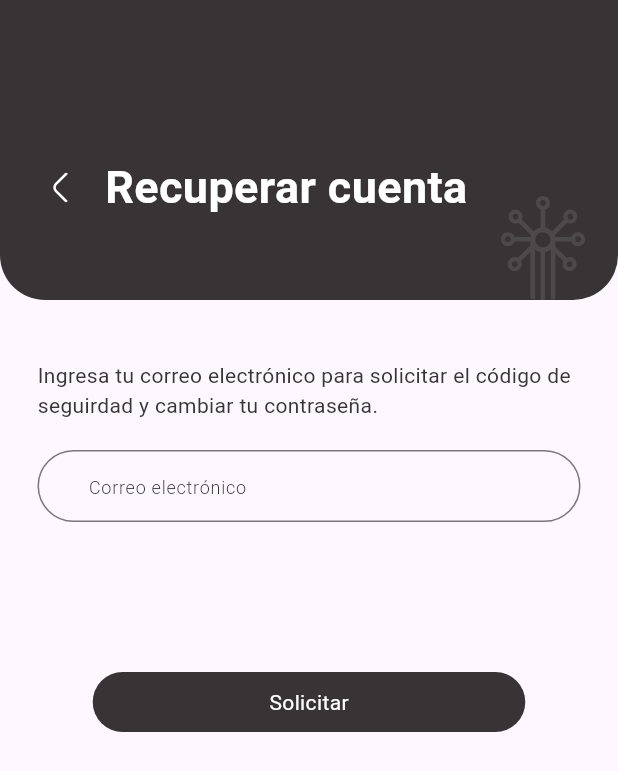
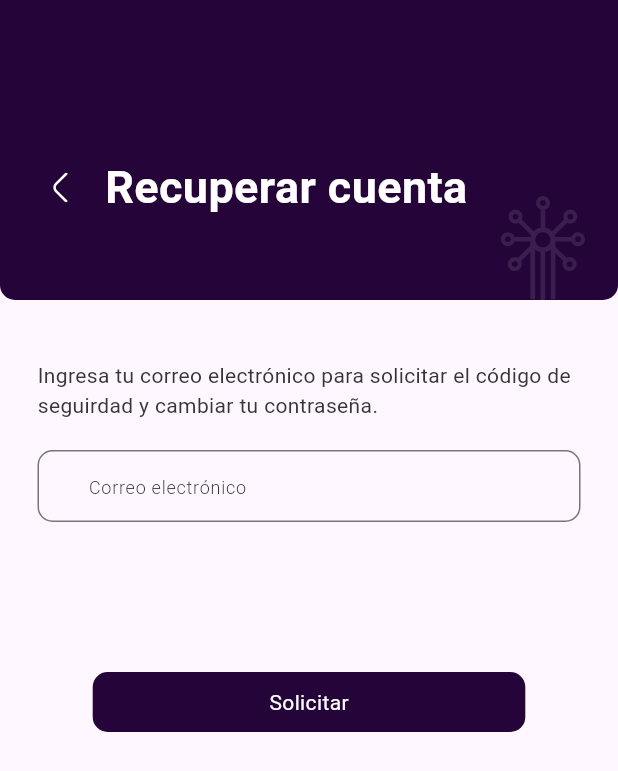
Before and after one commit to IvanParada/WorkifyCL-App, a Flutter app: the screen it shows after launch, after a tap on an icon or button, on a phone screen of 412 x 824 dp. Shown: the top 771 px of the screen. Run offline on Flutter 3.47's test engine with Material 3 defaults, Android fonts, the phone set to English and light mode, and no system bars; drawn by our look-alikes of flutter_form_builder; our stand-ins replace bloc, dio, equatable, flutter_bloc, flutter_dotenv, flutter_secure_storage and 3 more; missing offline and left inert: jwt_decode.

Commit message:
update design
color and borderRadius

```diff
--- a/lib/core/themes/color_theme.dart
+++ b/lib/core/themes/color_theme.dart
@@ -1,7 +1,7 @@
 import 'package:flutter/material.dart';
 
 class AppColors {
-  static const Color primary = Color(0xFF383436);
+  static const Color primary = Color(0xFF240439);
   static const Color secondary = Color(0xFF383436);
   static const Color textPrimary = Color(0xFF353437);
   static const Color textSecondary = Color(0xFFFFFFFF);
--- a/lib/features/authentication/presentation/views/recovery_screen.dart
+++ b/lib/features/authentication/presentation/views/recovery_screen.dart
@@ -26,8 +26,8 @@ class RecoveryScreen extends StatelessWidget {
               decoration: const BoxDecoration(
                   color: AppColors.primary,
                   borderRadius: BorderRadius.only(
-                    bottomLeft: Radius.circular(30),
-                    bottomRight: Radius.circular(30),
+                    bottomLeft: Radius.circular(10),
+                    bottomRight: Radius.circular(10),
                   )),
               width: double.infinity,
               height: 200.0,
@@ -113,7 +113,7 @@ class RecoveryScreen extends StatelessWidget {
                                 height: 40,
                                 decoration: BoxDecoration(
                                     color: AppColors.primary,
-                                    borderRadius: BorderRadius.circular(20)),
+                                    borderRadius: BorderRadius.circular(10)),
                                 child: Center(
                                   child: Text(
                                     'Solicitar',
--- a/lib/features/authentication/presentation/views/recovery_step2_screen.dart
+++ b/lib/features/authentication/presentation/views/recovery_step2_screen.dart
@@ -25,8 +25,8 @@ class RecoveryStep2Screen extends StatelessWidget {
               decoration: const BoxDecoration(
                   color: AppColors.primary,
                   borderRadius: BorderRadius.only(
-                    bottomLeft: Radius.circular(30),
-                    bottomRight: Radius.circular(30),
+                    bottomLeft: Radius.circular(10),
+                    bottomRight: Radius.circular(10),
                   )),
               width: double.infinity,
               height: 200.0,
@@ -123,7 +123,7 @@ class RecoveryStep2Screen extends StatelessWidget {
                                 height: 40,
                                 decoration: BoxDecoration(
                                     color: AppColors.primary,
-                                    borderRadius: BorderRadius.circular(20)),
+                                    borderRadius: BorderRadius.circular(10)),
                                 child: Center(
                                   child: Text(
                                     'Verificar',
--- a/lib/features/authentication/presentation/views/recovery_step3_screen.dart
+++ b/lib/features/authentication/presentation/views/recovery_step3_screen.dart
@@ -147,7 +147,7 @@ class RecoveryStep3Screen extends StatelessWidget {
                                 height: 40,
                                 decoration: BoxDecoration(
                                     color: AppColors.primary,
-                                    borderRadius: BorderRadius.circular(20)),
+                                    borderRadius: BorderRadius.circular(10)),
                                 child: Center(
                                   child: Text(
                                     'Cambiar',
--- a/lib/features/authentication/presentation/views/signin_screen.dart
+++ b/lib/features/authentication/presentation/views/signin_screen.dart
@@ -27,8 +27,8 @@ class SignInScreen extends StatelessWidget {
               decoration: const BoxDecoration(
                   color: AppColors.primary,
                   borderRadius: BorderRadius.only(
-                    bottomLeft: Radius.circular(30),
-                    bottomRight: Radius.circular(30),
+                    bottomLeft: Radius.circular(10),
+                    bottomRight: Radius.circular(10),
                   )),
               width: double.infinity,
               height: 200.0,
@@ -159,7 +159,7 @@ class SignInScreen extends StatelessWidget {
                                   height: 40,
                                   decoration: BoxDecoration(
                                     color: AppColors.primary,
-                                    borderRadius: BorderRadius.circular(20),
+                                    borderRadius: BorderRadius.circular(10),
                                   ),
                                   child: Center(
                                     child: Text(
--- a/lib/features/authentication/presentation/views/signup_screen.dart
+++ b/lib/features/authentication/presentation/views/signup_screen.dart
@@ -26,8 +26,8 @@ class SignUpScreen extends StatelessWidget {
               decoration: const BoxDecoration(
                   color: AppColors.primary,
                   borderRadius: BorderRadius.only(
-                    bottomLeft: Radius.circular(30),
-                    bottomRight: Radius.circular(30),
+                    bottomLeft: Radius.circular(10),
+                    bottomRight: Radius.circular(10),
                   )),
               width: double.infinity,
               height: 200.0,
@@ -179,7 +179,7 @@ class SignUpScreen extends StatelessWidget {
                                 height: 40,
                                 decoration: BoxDecoration(
                                     color: AppColors.primary,
-                                    borderRadius: BorderRadius.circular(20)),
+                                    borderRadius: BorderRadius.circular(10)),
                                 child: Center(
                                   child: Text(
                                     'Registrarse',
--- a/lib/features/authentication/presentation/views/signup_step2_screen.dart
+++ b/lib/features/authentication/presentation/views/signup_step2_screen.dart
@@ -25,8 +25,8 @@ class SignUpVerifyScreen extends StatelessWidget {
               decoration: const BoxDecoration(
                   color: AppColors.primary,
                   borderRadius: BorderRadius.only(
-                    bottomLeft: Radius.circular(30),
-                    bottomRight: Radius.circular(30),
+                    bottomLeft: Radius.circular(10),
+                    bottomRight: Radius.circular(10),
                   )),
               width: double.infinity,
               height: 200.0,
@@ -123,7 +123,7 @@ class SignUpVerifyScreen extends StatelessWidget {
                                 height: 40,
                                 decoration: BoxDecoration(
                                     color: AppColors.primary,
-                                    borderRadius: BorderRadius.circular(20)),
+                                    borderRadius: BorderRadius.circular(10)),
                                 child: Center(
                                   child: Text(
                                     'Verificar',
--- a/lib/features/authentication/presentation/widgets/auto_focus_widget.dart
+++ b/lib/features/authentication/presentation/widgets/auto_focus_widget.dart
@@ -27,7 +27,7 @@ class AutoFocusTextField extends StatelessWidget {
         decoration: const InputDecoration(
           counterText: '',
           border: OutlineInputBorder(
-            borderRadius: BorderRadius.all(Radius.circular(20))
+            borderRadius: BorderRadius.all(Radius.circular(10))
           ),
         ),
         onChanged: (text) {
--- a/lib/features/authentication/presentation/widgets/text_field_widget.dart
+++ b/lib/features/authentication/presentation/widgets/text_field_widget.dart
@@ -48,13 +48,13 @@ class TextFieldWidget extends StatelessWidget {
             appTextTheme.bodySmall!.copyWith(fontWeight: FontWeight.w300),
         contentPadding: const EdgeInsets.only(bottom: 2, left: 30, right: 30),
         border: OutlineInputBorder(
-            borderRadius: BorderRadius.circular(30),
+            borderRadius: BorderRadius.circular(10),
             borderSide: const BorderSide(color: AppColors.textPrimary)),
         focusedBorder: OutlineInputBorder(
-            borderRadius: BorderRadius.circular(30),
+            borderRadius: BorderRadius.circular(10),
             borderSide: const BorderSide(color: AppColors.textPrimary)),
         errorBorder: OutlineInputBorder(
-          borderRadius: BorderRadius.circular(30),
+          borderRadius: BorderRadius.circular(10),
           borderSide: const BorderSide(color: AppColors.error),
         ),
       ),
--- a/lib/features/home/presentation/widgets/custom_search_bar_widget.dart
+++ b/lib/features/home/presentation/widgets/custom_search_bar_widget.dart
@@ -19,7 +19,7 @@ class CustomSearchBarWidget extends StatelessWidget {
           Container(
             decoration: BoxDecoration(
                 border: Border.all(color: AppColors.primary),
-                borderRadius: BorderRadius.circular(20)),
+                borderRadius: BorderRadius.circular(10)),
             height: size.height * .05,
             width: size.width * .7,
             child: SearchBar(
@@ -47,7 +47,7 @@ class CustomSearchBarWidget extends StatelessWidget {
             width: 50,
             decoration: BoxDecoration(
               color: AppColors.primary,
-              borderRadius: BorderRadius.circular(100),
+              borderRadius: BorderRadius.circular(10),
             ),
             child: Padding(
               padding: const EdgeInsets.all(15),
--- a/lib/features/posts/presentation/views/add_post_screen.dart
+++ b/lib/features/posts/presentation/views/add_post_screen.dart
@@ -27,8 +27,8 @@ class AddPostScreen extends StatelessWidget {
             decoration: const BoxDecoration(
                 color: AppColors.primary,
                 borderRadius: BorderRadius.only(
-                  bottomLeft: Radius.circular(30),
-                  bottomRight: Radius.circular(30),
+                  bottomLeft: Radius.circular(10),
+                  bottomRight: Radius.circular(10),
                 )),
             width: double.infinity,
             height: 140,
@@ -149,7 +149,7 @@ class AddPostScreen extends StatelessWidget {
                                 height: 40,
                                 decoration: BoxDecoration(
                                     color: AppColors.primary,
-                                    borderRadius: BorderRadius.circular(20)),
+                                    borderRadius: BorderRadius.circular(10)),
                                 child: Center(
                                   child: Text(
                                     'Publicar',
--- a/lib/features/posts/presentation/widgets/chip_selector_widget.dart
+++ b/lib/features/posts/presentation/widgets/chip_selector_widget.dart
@@ -8,7 +8,7 @@ class ChipSelectorWidget extends StatelessWidget {
     required this.name,
     required this.options,
     this.initialValue,
-    this.borderRadius = 20.0,
+    this.borderRadius = 10.0,
     this.onChanged,
   });
 
--- a/lib/features/posts/presentation/widgets/dropdown_widget.dart
+++ b/lib/features/posts/presentation/widgets/dropdown_widget.dart
@@ -8,7 +8,7 @@ class DropdownWidget extends StatelessWidget {
     required this.items,
     this.hintText,
     this.initialValue,
-    this.borderRadius = 20.0,
+    this.borderRadius = 10.0,
     this.itemHeight = 50.0,
     this.onChanged,
   });
--- a/lib/features/profile/presentation/widgets/profile_option_widget.dart
+++ b/lib/features/profile/presentation/widgets/profile_option_widget.dart
@@ -24,7 +24,7 @@ class ProfileOptionWidget extends StatelessWidget {
         child: Container(
           height: 50,
           decoration: BoxDecoration(
-            borderRadius: BorderRadius.circular(20),
+            borderRadius: BorderRadius.circular(10),
             color: AppColors.textSecondary,
             boxShadow: [
               BoxShadow(
```
Also changed, not shown: lib/features/home/presentation/widgets/card_job_widget.dart (+11 -5 lines), lib/features/profile/presentation/view/profile_screen.dart (+4 -4 lines).
